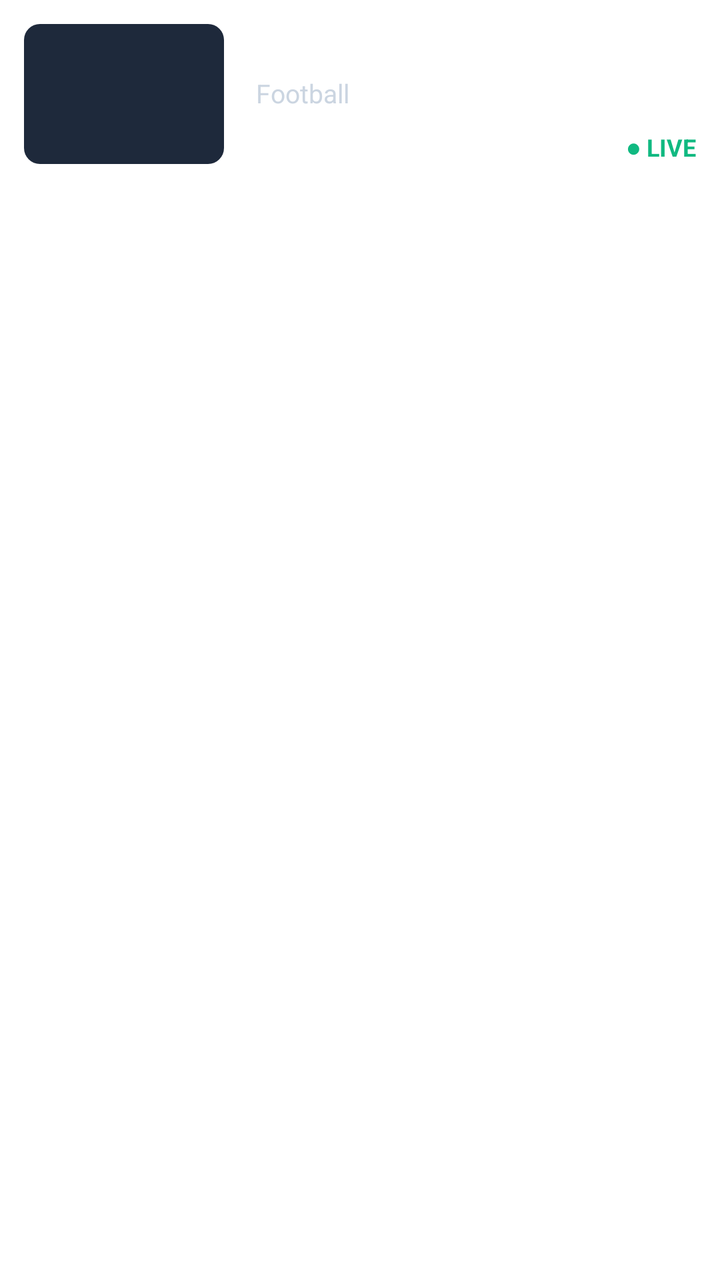
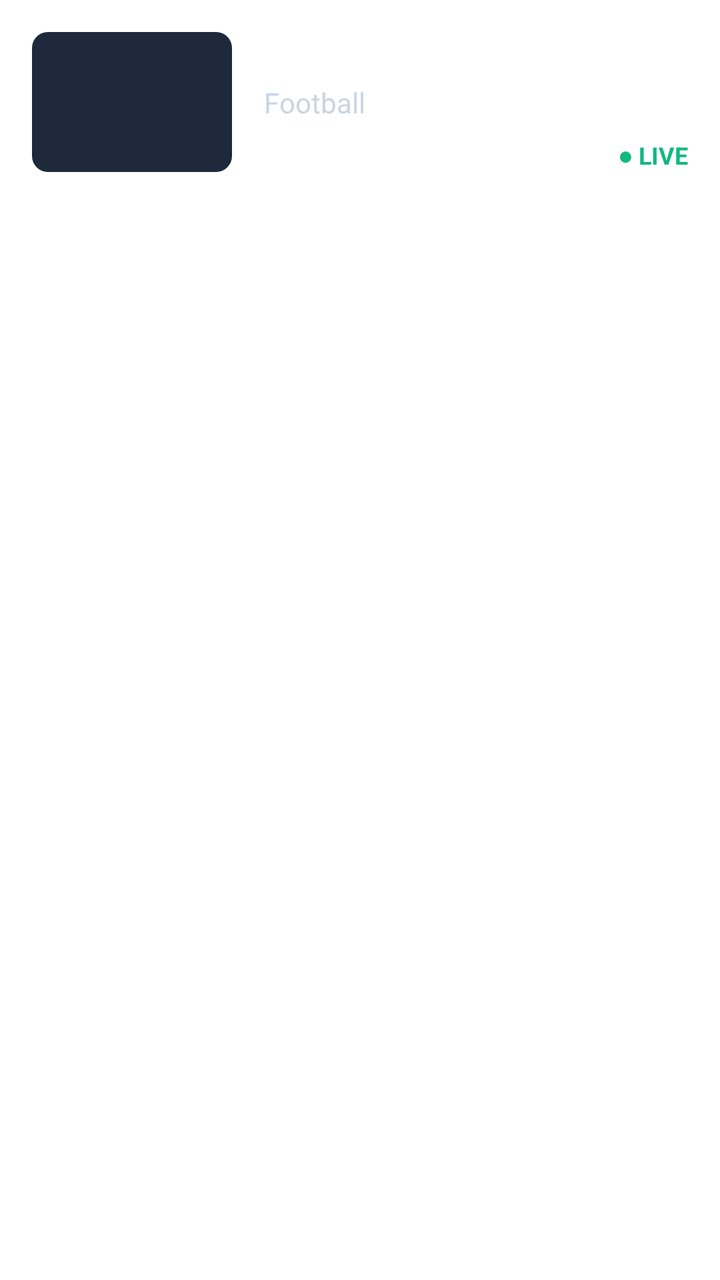

Compare the two renders of this Android layout. The source of the first and the diff that turns it into the second are given below.
<!-- AndroidManifest.xml: application theme Theme.MaterialComponents.DayNight.NoActionBar -->
<!-- res/layout/item_stream_card.xml -->
<?xml version="1.0" encoding="utf-8"?>
<androidx.cardview.widget.CardView xmlns:android="http://schemas.android.com/apk/res/android"
    xmlns:app="http://schemas.android.com/apk/res-auto"
    android:layout_width="match_parent"
    android:layout_height="wrap_content"
    android:layout_marginStart="16dp"
    android:layout_marginEnd="16dp"
    android:layout_marginTop="8dp"
    android:layout_marginBottom="8dp"
    app:cardCornerRadius="16dp"
    app:cardElevation="0dp"
    app:cardBackgroundColor="@android:color/transparent"
    android:clickable="true"
    android:focusable="true"
    android:foreground="?android:attr/selectableItemBackground">

    <androidx.constraintlayout.widget.ConstraintLayout
        android:layout_width="match_parent"
        android:layout_height="wrap_content"
        android:background="@drawable/bg_glass_card"
        android:padding="12dp">

        
        <androidx.cardview.widget.CardView
            android:id="@+id/cv_thumbnail"
            android:layout_width="100dp"
            android:layout_height="70dp"
            app:cardCornerRadius="8dp"
            app:cardElevation="0dp"
            app:layout_constraintStart_toStartOf="parent"
            app:layout_constraintTop_toTopOf="parent"
            app:layout_constraintBottom_toBottomOf="parent">

            <ImageView
                android:id="@+id/iv_thumbnail"
                android:layout_width="match_parent"
                android:layout_height="match_parent"
                android:scaleType="centerCrop"
                android:background="#1E293B"
                android:contentDescription="Stream Thumbnail" />
        </androidx.cardview.widget.CardView>

        
        <TextView
            android:id="@+id/tv_title"
            android:layout_width="0dp"
            android:layout_height="wrap_content"
            android:layout_marginStart="16dp"
            android:textColor="@color/glass_text_primary"
            android:textSize="16sp"
            android:textStyle="bold"
            android:maxLines="2"
            android:ellipsize="end"
            android:text="Real Madrid vs Barcelona"
            app:layout_constraintStart_toEndOf="@id/cv_thumbnail"
            app:layout_constraintEnd_toEndOf="parent"
            app:layout_constraintTop_toTopOf="parent" />

        <TextView
            android:id="@+id/tv_category"
            android:layout_width="0dp"
            android:layout_height="wrap_content"
            android:layout_marginStart="16dp"
            android:layout_marginTop="4dp"
            android:textColor="@color/glass_text_secondary"
            android:textSize="13sp"
            android:text="Football"
            app:layout_constraintStart_toEndOf="@id/cv_thumbnail"
            app:layout_constraintEnd_toStartOf="@id/tv_live_badge"
            app:layout_constraintBottom_toBottomOf="parent"
            app:layout_constraintTop_toBottomOf="@id/tv_title"
            app:layout_constraintVertical_bias="0.0" />

        <TextView
            android:id="@+id/tv_live_badge"
            android:layout_width="wrap_content"
            android:layout_height="wrap_content"
            android:text="● LIVE"
            android:textColor="@color/neon_green"
            android:textSize="12sp"
            android:textStyle="bold"
            app:layout_constraintEnd_toEndOf="parent"
            app:layout_constraintBottom_toBottomOf="parent" />

        
        <TextView
            android:id="@+id/tv_favorite_star"
            android:layout_width="wrap_content"
            android:layout_height="wrap_content"
            android:text="⭐"
            android:textSize="16sp"
            android:visibility="gone"
            app:layout_constraintTop_toTopOf="parent"
            app:layout_constraintEnd_toEndOf="parent" />

    </androidx.constraintlayout.widget.ConstraintLayout>

</androidx.cardview.widget.CardView>
<!-- resources referenced by this layout -->
<resources>
  <color name="glass_text_primary">#FFFFFF</color>
  <color name="glass_text_secondary">#CBD5E1</color>
  <color name="neon_green">#10B981</color>
  <!-- drawable bg_glass_card (drawable) -->
  <?xml version="1.0" encoding="utf-8"?>
  <shape xmlns:android="http://schemas.android.com/apk/res/android"
      android:shape="rectangle">
      <solid android:color="#20FFFFFF" />
      <corners android:radius="16dp" />
      <stroke
          android:width="1dp"
          android:color="#40FFFFFF" />
  </shape>
</resources>

<!-- the commit's change to res/layout/item_stream_card.xml (unified diff, before → after) -->
@@ -18,7 +18,7 @@
         android:layout_width="match_parent"
         android:layout_height="wrap_content"
         android:background="@drawable/bg_glass_card"
-        android:padding="12dp">
+        android:padding="16dp">
 
         
         <androidx.cardview.widget.CardView
@@ -36,7 +36,7 @@
                 android:layout_width="match_parent"
                 android:layout_height="match_parent"
                 android:scaleType="centerCrop"
-                android:background="#1E293B"
+                android:background="@color/glass_surface_dark"
                 android:contentDescription="Stream Thumbnail" />
         </androidx.cardview.widget.CardView>
 
@@ -63,7 +63,7 @@
             android:layout_marginStart="16dp"
             android:layout_marginTop="4dp"
             android:textColor="@color/glass_text_secondary"
-            android:textSize="13sp"
+            android:textSize="14sp"
             android:text="Football"
             app:layout_constraintStart_toEndOf="@id/cv_thumbnail"
             app:layout_constraintEnd_toStartOf="@id/tv_live_badge"
<!-- resource entries referenced after the edit -->
@@ -1,5 +1,6 @@
 <!-- resources referenced by this layout -->
 <resources>
+  <color name="glass_surface_dark">#1E293B</color>
   <color name="glass_text_primary">#FFFFFF</color>
   <color name="glass_text_secondary">#CBD5E1</color>
   <color name="neon_green">#10B981</color>
